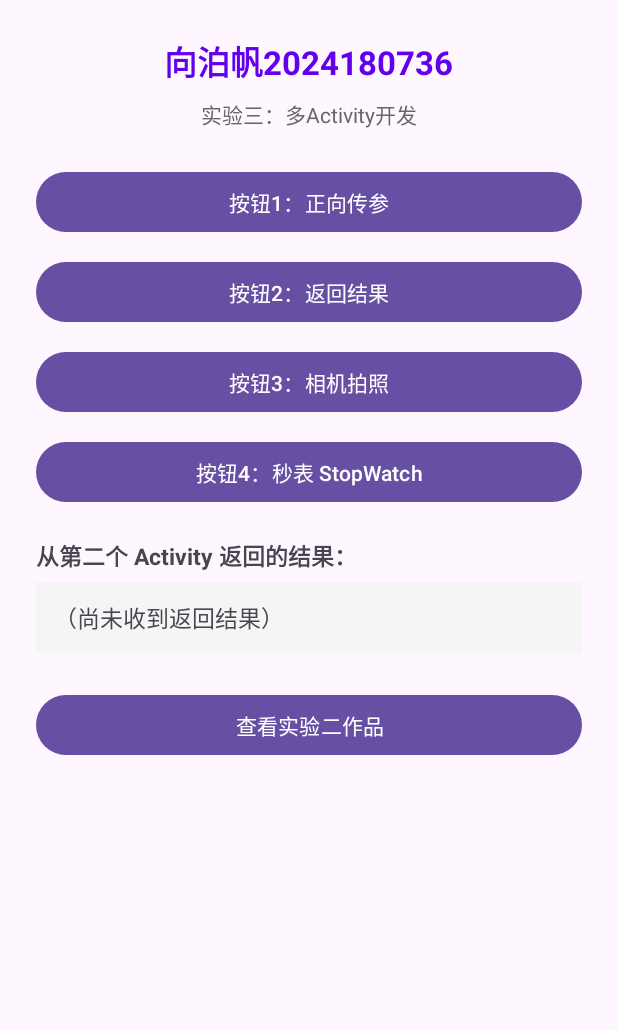
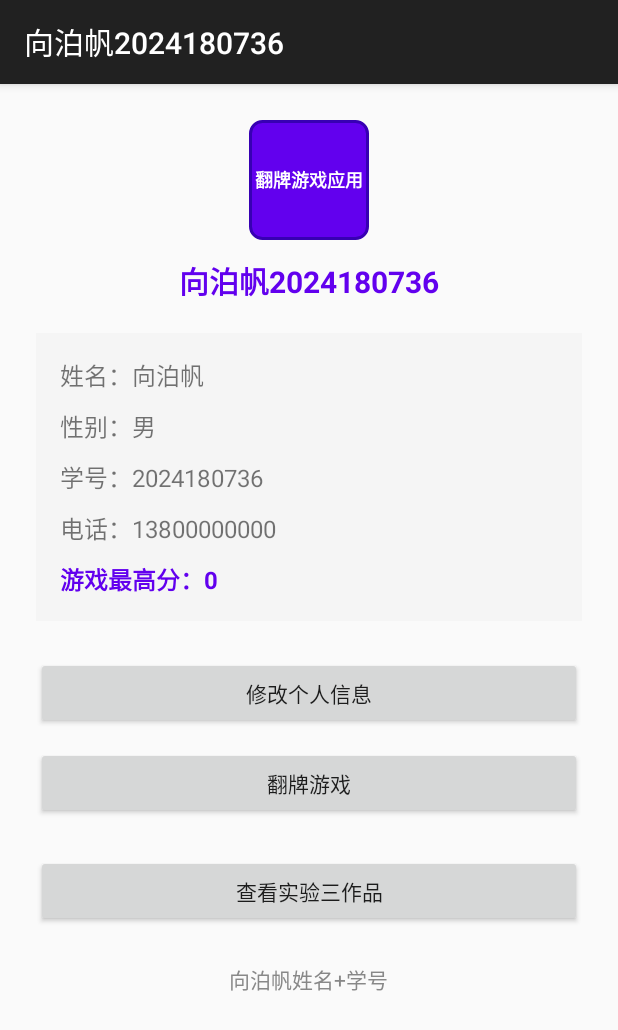
Before and after one commit to sail0212/20214180736, an Android app: the screen it shows after launch (LabThreeActivity before the commit, LabFourActivity after it), on a phone screen of 412 x 824 dp. Shown: the top 1030 px of the screen. Run offline under Robolectric (Android 15) with nearby library versions, the phone set to English and light mode, and no system bars.

Commit message:
实验4：翻牌游戏应用（3个Activity/翻牌游戏MVC/单元测试与UI测试）- 向泊帆2024180736

```diff
--- a/app/build.gradle.kts
+++ b/app/build.gradle.kts
@@ -43,4 +43,5 @@ dependencies {
     testImplementation(libs.junit)
     androidTestImplementation(libs.androidx.espresso.core)
     androidTestImplementation(libs.androidx.junit)
+    androidTestImplementation(libs.androidx.test.core)
 }
--- /dev/null
+++ b/app/src/main/java/com/example/myapplication/lab4/LabFourActivity.kt
@@ -0,0 +1,127 @@
+package com.example.myapplication.lab4
+
+import android.app.Activity
+import android.content.Intent
+import android.os.Bundle
+import androidx.activity.result.contract.ActivityResultContracts
+import androidx.appcompat.app.AppCompatActivity
+import com.example.myapplication.R
+import com.example.myapplication.databinding.ActivityLabFourBinding
+
+/**
+ * 实验四：翻牌游戏应用 —— 主Activity（启动页）
+ * 显示当前玩家基本信息（姓名、性别、学号、电话、当前最高分），
+ * 并提供"修改个人信息"与"翻牌游戏"两个入口。
+ * 按实验要求，修改后的信息与最高分仅在本次运行期间通过 Intent 在内存传递，不保存到文件。
+ */
+class LabFourActivity : AppCompatActivity() {
+
+    private lateinit var binding: ActivityLabFourBinding
+
+    private var name: String = ""
+    private var gender: String = ""
+    private var studentId: String = ""
+    private var phone: String = ""
+    private var bestScore: Int = 0
+
+    // 接收信息修改页回传的玩家信息
+    private val editLauncher =
+        registerForActivityResult(ActivityResultContracts.StartActivityForResult()) { result ->
+            if (result.resultCode == Activity.RESULT_OK) {
+                val data = result.data ?: return@registerForActivityResult
+                name = data.getStringExtra(InfoEditActivity.EXTRA_NAME).orEmpty().ifEmpty { name }
+                gender = data.getStringExtra(InfoEditActivity.EXTRA_GENDER).orEmpty().ifEmpty { gender }
+                phone = data.getStringExtra(InfoEditActivity.EXTRA_PHONE).orEmpty().ifEmpty { phone }
+                render()
+            }
+        }
+
+    // 接收翻牌游戏页回传的本次得分，最高分在内存中更新
+    private val gameLauncher =
+        registerForActivityResult(ActivityResultContracts.StartActivityForResult()) { result ->
+            if (result.resultCode == Activity.RESULT_OK) {
+                val score = result.data?.getIntExtra(CardGameActivity.EXTRA_SCORE, 0) ?: 0
+                if (score > bestScore) bestScore = score
+                render()
+            }
+        }
+
+    override fun onCreate(savedInstanceState: Bundle?) {
+        super.onCreate(savedInstanceState)
+        binding = ActivityLabFourBinding.inflate(layoutInflater)
+        setContentView(binding.root)
+        title = getString(R.string.lab4_app_title)
+
+        // 横竖屏重建时恢复内存中的玩家状态
+        if (savedInstanceState != null) {
+            name = savedInstanceState.getString(KEY_NAME).orEmpty()
+            gender = savedInstanceState.getString(KEY_GENDER).orEmpty()
+            studentId = savedInstanceState.getString(KEY_STUDENT_ID).orEmpty()
+            phone = savedInstanceState.getString(KEY_PHONE).orEmpty()
+            bestScore = savedInstanceState.getInt(KEY_BEST_SCORE, 0)
+        } else {
+            initPlayerInfo()
+        }
+        render()
+
+        binding.btnEditInfo.setOnClickListener {
+            val intent = Intent(this, InfoEditActivity::class.java).apply {
+                putExtra(InfoEditActivity.EXTRA_NAME, name)
+                putExtra(InfoEditActivity.EXTRA_GENDER, gender)
+                putExtra(InfoEditActivity.EXTRA_PHONE, phone)
+            }
+            editLauncher.launch(intent)
+        }
+
+        binding.btnPlayGame.setOnClickListener {
+            val intent = Intent(this, CardGameActivity::class.java).apply {
+                putExtra(EXTRA_NAME, name)
+                putExtra(EXTRA_STUDENT_ID, studentId)
+                putExtra(EXTRA_BEST_SCORE, bestScore)
+            }
+            gameLauncher.launch(intent)
+        }
+
+        // 附加：跳转到实验三作品
+        binding.btnToLab3.setOnClickListener {
+            startActivity(Intent(this, com.example.myapplication.lab3.LabThreeActivity::class.java))
+        }
+    }
+
+    private fun initPlayerInfo() {
+        name = getString(R.string.p_default_name)
+        gender = getString(R.string.p_default_gender)
+        studentId = getString(R.string.p_default_student_id)
+        phone = getString(R.string.p_default_phone)
+        bestScore = getString(R.string.p_best_score_initial).toIntOrNull() ?: 0
+    }
+
+    private fun render() {
+        binding.tvName.text = getString(R.string.p_label_name) + name
+        binding.tvGender.text = getString(R.string.p_label_gender) + gender
+        binding.tvStudentId.text = getString(R.string.p_label_student_id) + studentId
+        binding.tvPhone.text = getString(R.string.p_label_phone) + phone
+        binding.tvBestScore.text = getString(R.string.p_label_best_score) + bestScore
+        binding.tvFooter.text = name + getString(R.string.p_footer)
+    }
+
+    override fun onSaveInstanceState(outState: Bundle) {
+        super.onSaveInstanceState(outState)
+        outState.putString(KEY_NAME, name)
+        outState.putString(KEY_GENDER, gender)
+        outState.putString(KEY_STUDENT_ID, studentId)
+        outState.putString(KEY_PHONE, phone)
+        outState.putInt(KEY_BEST_SCORE, bestScore)
+    }
+
+    companion object {
+        const val EXTRA_NAME = "extra_name"
+        const val EXTRA_STUDENT_ID = "extra_student_id"
+        const val EXTRA_BEST_SCORE = "extra_best_score"
+        private const val KEY_NAME = "key_name"
+        private const val KEY_GENDER = "key_gender"
+        private const val KEY_STUDENT_ID = "key_student_id"
+        private const val KEY_PHONE = "key_phone"
+        private const val KEY_BEST_SCORE = "key_best_score"
+    }
+}
--- /dev/null
+++ b/app/src/main/res/drawable/bg_card_back.xml
@@ -0,0 +1,7 @@
+<?xml version="1.0" encoding="utf-8"?>
+<shape xmlns:android="http://schemas.android.com/apk/res/android"
+    android:shape="rectangle">
+    <solid android:color="#FF6200EE" />
+    <stroke android:width="2dp" android:color="#FF3700B3" />
+    <corners android:radius="8dp" />
+</shape>
--- /dev/null
+++ b/app/src/main/res/layout/activity_lab_four.xml
@@ -0,0 +1,111 @@
+<?xml version="1.0" encoding="utf-8"?>
+<ScrollView xmlns:android="http://schemas.android.com/apk/res/android"
+    android:layout_width="match_parent"
+    android:layout_height="match_parent"
+    android:fillViewport="true">
+
+    <LinearLayout
+        android:layout_width="match_parent"
+        android:layout_height="wrap_content"
+        android:orientation="vertical"
+        android:gravity="center_horizontal"
+        android:padding="24dp">
+
+        <!-- 头像（用圆形文字背景近似表示） -->
+        <TextView
+            android:layout_width="80dp"
+            android:layout_height="80dp"
+            android:background="@drawable/bg_card_back"
+            android:gravity="center"
+            android:text="@string/lab4_title"
+            android:textColor="#FFFFFF"
+            android:textSize="12sp"
+            android:textStyle="bold" />
+
+        <TextView
+            android:layout_width="wrap_content"
+            android:layout_height="wrap_content"
+            android:text="@string/lab4_app_title"
+            android:textSize="20sp"
+            android:textStyle="bold"
+            android:textColor="@color/purple_500"
+            android:layout_marginTop="12dp"
+            android:layout_marginBottom="20dp" />
+
+        <LinearLayout
+            android:layout_width="match_parent"
+            android:layout_height="wrap_content"
+            android:orientation="vertical"
+            android:background="#F5F5F5"
+            android:padding="16dp">
+
+            <TextView
+                android:id="@+id/tvName"
+                android:layout_width="match_parent"
+                android:layout_height="wrap_content"
+                android:textSize="16sp"
+                android:layout_marginBottom="10dp" />
+
+            <TextView
+                android:id="@+id/tvGender"
+                android:layout_width="match_parent"
+                android:layout_height="wrap_content"
+                android:textSize="16sp"
+                android:layout_marginBottom="10dp" />
+
+            <TextView
+                android:id="@+id/tvStudentId"
+                android:layout_width="match_parent"
+                android:layout_height="wrap_content"
+                android:textSize="16sp"
+                android:layout_marginBottom="10dp" />
+
+            <TextView
+                android:id="@+id/tvPhone"
+                android:layout_width="match_parent"
+                android:layout_height="wrap_content"
+                android:textSize="16sp"
+                android:layout_marginBottom="10dp" />
+
+            <TextView
+                android:id="@+id/tvBestScore"
+                android:layout_width="match_parent"
+                android:layout_height="wrap_content"
+                android:textSize="16sp"
+                android:textStyle="bold"
+                android:textColor="@color/purple_500" />
+
+        </LinearLayout>
+
+        <Button
+            android:id="@+id/btnEditInfo"
+            android:layout_width="match_parent"
+            android:layout_height="wrap_content"
+            android:text="@string/p_btn_edit_info"
+            android:layout_marginTop="24dp"
+            android:layout_marginBottom="12dp" />
+
+        <Button
+            android:id="@+id/btnPlayGame"
+            android:layout_width="match_parent"
+            android:layout_height="wrap_content"
+            android:text="@string/p_btn_play_game" />
+
+        <Button
+            android:id="@+id/btnToLab3"
+            android:layout_width="match_parent"
+            android:layout_height="wrap_content"
+            android:text="@string/p_btn_to_lab3"
+            android:layout_marginTop="24dp" />
+
+        <TextView
+            android:id="@+id/tvFooter"
+            android:layout_width="wrap_content"
+            android:layout_height="wrap_content"
+            android:text="@string/p_footer"
+            android:textSize="14sp"
+            android:textColor="#888888"
+            android:layout_marginTop="24dp" />
+
+    </LinearLayout>
+</ScrollView>
--- a/app/src/main/res/values-night/themes.xml
+++ b/app/src/main/res/values-night/themes.xml
@@ -1,6 +1,6 @@
 <resources xmlns:tools="http://schemas.android.com/tools">
     <!-- Base application theme. -->
-    <style name="Base.Theme.MyApplication" parent="Theme.Material3.DayNight.NoActionBar">
+    <style name="Base.Theme.MyApplication" parent="Theme.MaterialComponents.DayNight.DarkActionBar.Bridge">
         <!-- Customize your dark theme here. -->
         <!-- <item name="colorPrimary">@color/my_dark_primary</item> -->
     </style>
--- a/app/src/main/res/values/strings.xml
+++ b/app/src/main/res/values/strings.xml
@@ -105,4 +105,47 @@
     <string name="s4_reset">重置</string>
     <string name="s4_status_running">状态：计时中</string>
     <string name="s4_status_paused">状态：已暂停</string>
+
+    <!-- ==================== 实验四：翻牌游戏应用 ==================== -->
+    <string name="lab4_title">翻牌游戏应用</string>
+    <!-- 提交要求：APP应用标题为姓名+学号 -->
+    <string name="lab4_app_title">向泊帆2024180736</string>
+
+    <!-- 主界面：玩家信息 -->
+    <string name="p_label_name">姓名：</string>
+    <string name="p_label_gender">性别：</string>
+    <string name="p_label_student_id">学号：</string>
+    <string name="p_label_phone">电话：</string>
+    <string name="p_label_best_score">游戏最高分：</string>
+    <string name="p_default_name">向泊帆</string>
+    <string name="p_default_gender">男</string>
+    <string name="p_default_student_id">2024180736</string>
+    <string name="p_default_phone">13800000000</string>
+    <string name="p_best_score_initial">0</string>
+    <string name="p_footer">姓名+学号</string>
+    <string name="p_btn_edit_info">修改个人信息</string>
+    <string name="p_btn_play_game">翻牌游戏</string>
+    <string name="p_btn_to_lab3">查看实验三作品</string>
+
+    <!-- 信息修改界面 -->
+    <string name="edit_title">信息修改</string>
+    <string name="edit_hint_name">请输入姓名</string>
+    <string name="edit_hint_phone">请输入电话号码</string>
+    <string name="edit_label_gender">性别</string>
+    <string name="edit_male">男</string>
+    <string name="edit_female">女</string>
+    <string name="edit_save">保存</string>
+    <string name="edit_cancel">取消</string>
+
+    <!-- 翻牌游戏界面 -->
+    <string name="game_title">翻牌游戏</string>
+    <string name="game_score">得分：%1$d</string>
+    <string name="game_score_initial">得分：0</string>
+    <string name="game_btn_reset">重置游戏</string>
+    <string name="game_btn_exit">退出</string>
+    <string name="game_card_back">牌背</string>
+    <string name="game_best_updated">新纪录！最高分：%1$d</string>
+
+    <!-- 单元测试/UI测试用字符串 -->
+    <string name="test_player_name">测试玩家</string>
 </resources>
--- a/app/src/main/res/values/themes.xml
+++ b/app/src/main/res/values/themes.xml
@@ -1,9 +1,11 @@
 <resources xmlns:tools="http://schemas.android.com/tools">
     <!-- Base application theme. -->
-    <style name="Base.Theme.MyApplication" parent="Theme.Material3.DayNight.NoActionBar">
+    <style name="Base.Theme.MyApplication" parent="Theme.MaterialComponents.DayNight.DarkActionBar.Bridge">
         <!-- Customize your light theme here. -->
         <!-- <item name="colorPrimary">@color/my_light_primary</item> -->
     </style>
 
+    <!-- 实验四补充要求：将主题 parent 改为 MaterialComponents.DayNight.DarkActionBar.Bridge，
+         解决新版 Android Studio 下按钮设置背景后无变化的问题 -->
     <style name="Theme.MyApplication" parent="Base.Theme.MyApplication" />
 </resources>
--- a/gradle/libs.versions.toml
+++ b/gradle/libs.versions.toml
@@ -2,8 +2,8 @@
 agp = "9.4.0"
 coreKtx = "1.10.1"
 junit = "4.13.2"
-junitVersion = "1.1.5"
-espressoCore = "3.5.1"
+junitVersion = "1.3.0"
+espressoCore = "3.7.0"
 appcompat = "1.6.1"
 material = "1.10.0"
 activityKtx = "1.8.0"
@@ -14,6 +14,7 @@ androidx-core-ktx = { group = "androidx.core", name = "core-ktx", version.ref =
 junit = { group = "junit", name = "junit", version.ref = "junit" }
 androidx-junit = { group = "androidx.test.ext", name = "junit", version.ref = "junitVersion" }
 androidx-espresso-core = { group = "androidx.test.espresso", name = "espresso-core", version.ref = "espressoCore" }
+androidx-test-core = { group = "androidx.test", name = "core", version.ref = "junitVersion" }
 androidx-appcompat = { group = "androidx.appcompat", name = "appcompat", version.ref = "appcompat" }
 material = { group = "com.google.android.material", name = "material", version.ref = "material" }
 androidx-activity-ktx = { group = "androidx.activity", name = "activity-ktx", version.ref = "activityKtx" }
```
Also changed, not shown: app/src/main/AndroidManifest.xml (+12 -2 lines), app/src/main/java/cn/edu/sicnu/cardgame/Card.kt (added, +25 -0 lines), app/src/main/java/cn/edu/sicnu/cardgame/CardMatchingGame.kt (added, +53 -0 lines), app/src/main/java/cn/edu/sicnu/cardgame/Deck.kt (added, +24 -0 lines), app/src/main/java/com/example/myapplication/lab4/CardGameActivity.kt (added, +113 -0 lines), app/src/main/java/com/example/myapplication/lab4/InfoEditActivity.kt (added, +65 -0 lines), app/src/main/res/layout/activity_card_game.xml (added, +53 -0 lines), app/src/main/res/layout/activity_info_edit.xml (added, +93 -0 lines), 2 other files.
